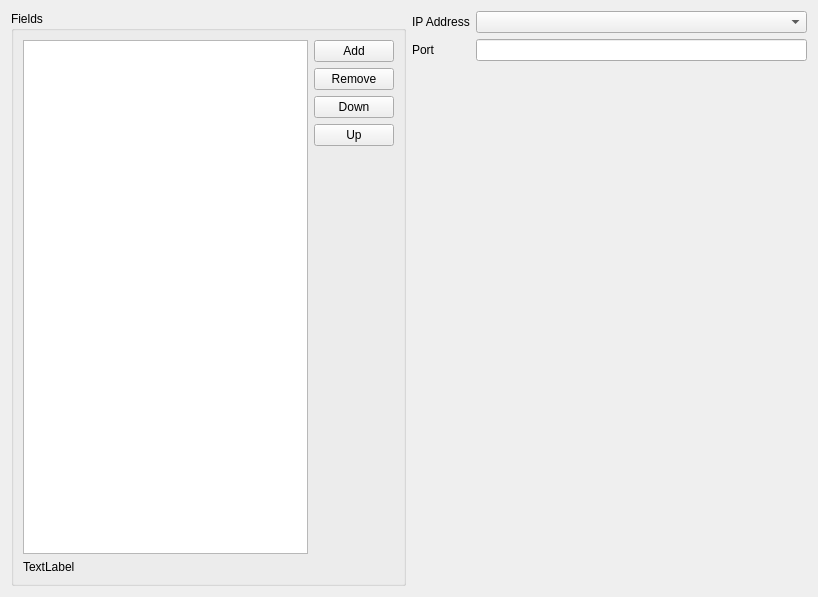
Before: the Qt Designer form projectattributeswizardpage.ui in asit-dhal/LogViewer, drawn with Qt 5.
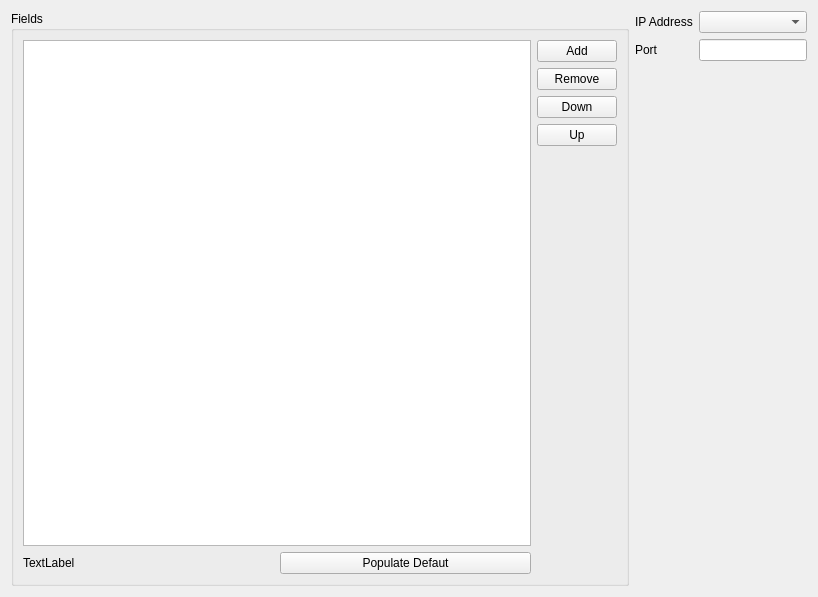
After: the same form once the commit is applied.

Commit message: fix layout and row issue

```diff
--- a/projectattributeswizardpage.ui
+++ b/projectattributeswizardpage.ui
@@ -19,28 +19,36 @@
   <property name="subTitle">
    <string>Select Logging Fields, IP Address and Port number</string>
   </property>
-  <layout class="QHBoxLayout" name="horizontalLayout_2">
+  <layout class="QHBoxLayout" name="horizontalLayout_3">
    <item>
     <widget class="QGroupBox" name="groupBox">
      <property name="title">
       <string>Fields</string>
      </property>
-     <layout class="QHBoxLayout" name="horizontalLayout">
-      <property name="sizeConstraint">
-       <enum>QLayout::SetMaximumSize</enum>
-      </property>
+     <layout class="QHBoxLayout" name="horizontalLayout_2">
       <item>
-       <layout class="QVBoxLayout" name="verticalLayout_3">
+       <layout class="QVBoxLayout" name="verticalLayout_2">
         <item>
          <widget class="QTableView" name="fieldTableView"/>
         </item>
         <item>
+         <layout class="QHBoxLayout" name="horizontalLayout">
+          <item>
          <widget class="QLabel" name="errorLabel">
           <property name="text">
            <string>TextLabel</string>
           </property>
          </widget>
         </item>
+          <item>
+           <widget class="QPushButton" name="populateDefaultPushButton">
+            <property name="text">
+             <string>Populate Defaut</string>
+            </property>
+           </widget>
+          </item>
+         </layout>
+        </item>
        </layout>
       </item>
       <item>
@@ -92,10 +100,7 @@
     </widget>
    </item>
    <item>
-    <layout class="QVBoxLayout" name="verticalLayout_2">
-     <property name="sizeConstraint">
-      <enum>QLayout::SetMinimumSize</enum>
-     </property>
+    <layout class="QVBoxLayout" name="verticalLayout_3">
      <item>
       <layout class="QFormLayout" name="formLayout">
        <item row="0" column="0">
@@ -113,7 +118,14 @@
         </widget>
        </item>
        <item row="1" column="1">
-        <widget class="QLineEdit" name="portNumberLineEdit"/>
+        <widget class="QLineEdit" name="portNumberLineEdit">
+         <property name="sizePolicy">
+          <sizepolicy hsizetype="Preferred" vsizetype="Fixed">
+           <horstretch>0</horstretch>
+           <verstretch>0</verstretch>
+          </sizepolicy>
+         </property>
+        </widget>
        </item>
        <item row="0" column="1">
         <widget class="QComboBox" name="ipAddressComboBox"/>
```
Lines whose indentation alone changed are shown as unchanged. The commit also changes 5 other files.
